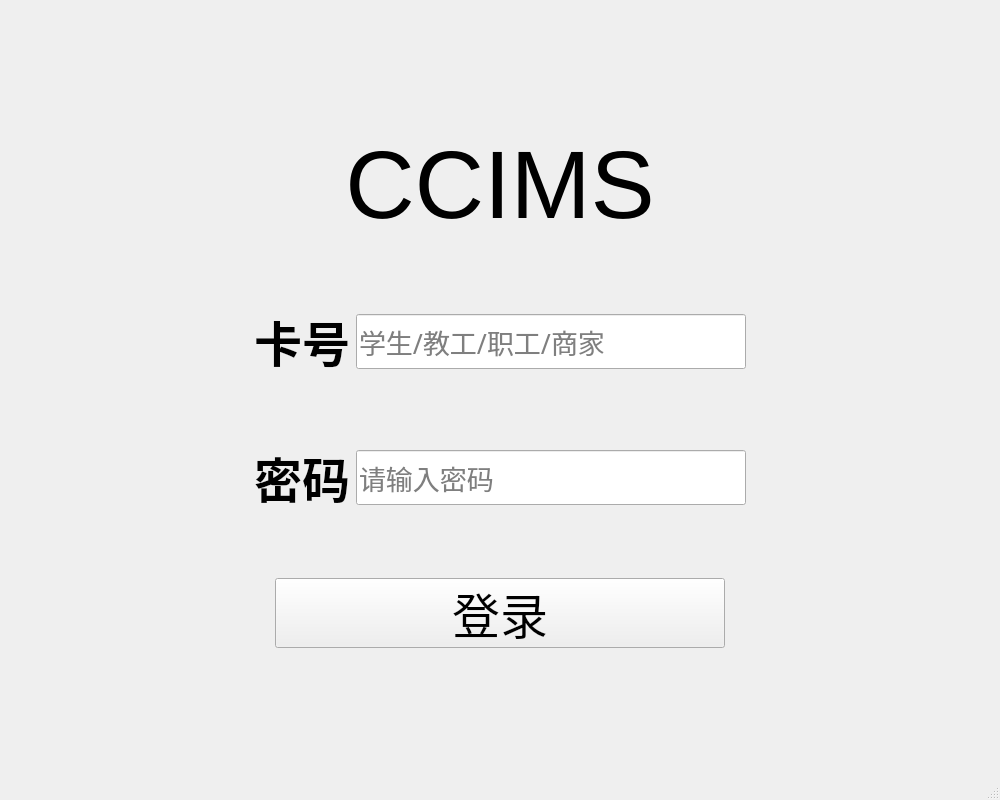
First picture: the form in mainwindow.ui, repository liuweiky/CCIMS, before the edit.
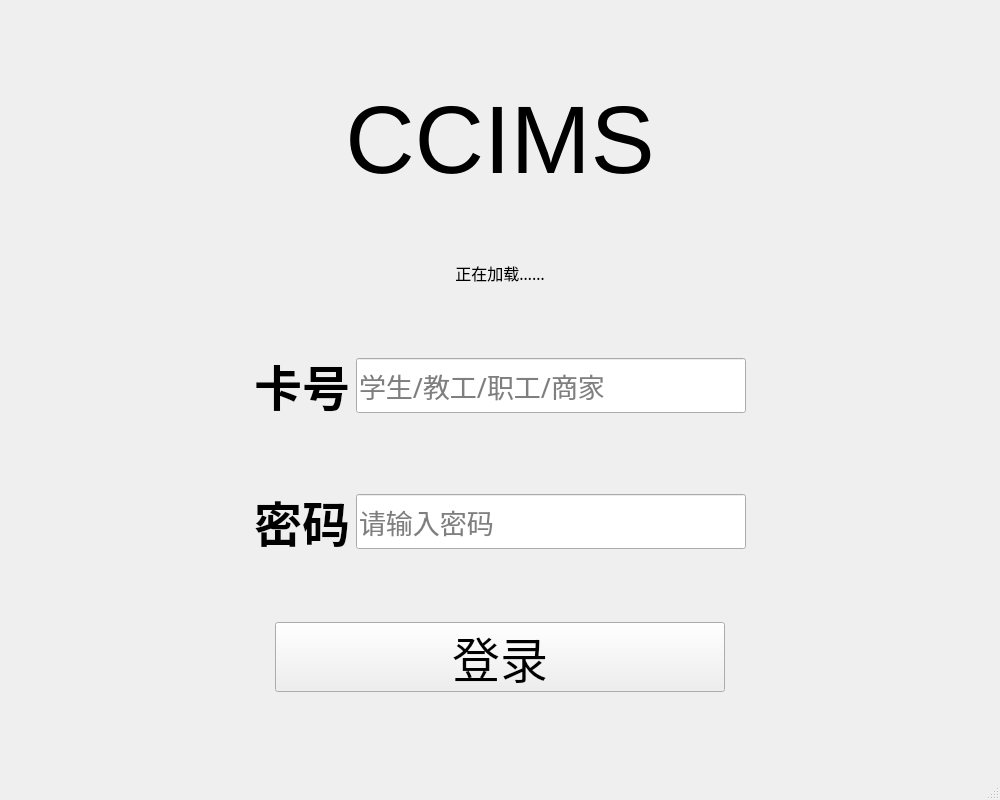
Second picture: the form after the edit.

Commit message: Cool loading interface!

Patch:
```diff
--- a/mainwindow.ui
+++ b/mainwindow.ui
@@ -83,7 +83,7 @@
         </property>
        </widget>
       </item>
-      <item row="1" column="0">
+      <item row="2" column="0">
        <layout class="QHBoxLayout" name="horizontalLayout">
         <item>
          <spacer name="horizontalSpacer_3">
@@ -156,80 +156,7 @@
         </item>
        </layout>
       </item>
-      <item row="2" column="0">
-       <layout class="QHBoxLayout" name="horizontalLayout_2">
-        <item>
-         <spacer name="horizontalSpacer_4">
-          <property name="orientation">
-           <enum>Qt::Horizontal</enum>
-          </property>
-          <property name="sizeHint" stdset="0">
-           <size>
-            <width>40</width>
-            <height>20</height>
-           </size>
-          </property>
-         </spacer>
-        </item>
-        <item>
-         <widget class="QLabel" name="label_2">
-          <property name="font">
-           <font>
-            <family>微软雅黑</family>
-            <pointsize>20</pointsize>
-            <weight>75</weight>
-            <bold>true</bold>
-           </font>
-          </property>
-          <property name="text">
-           <string>&lt;html&gt;&lt;head/&gt;&lt;body&gt;&lt;p&gt;&lt;span style=&quot; font-size:36pt;&quot;&gt;密码&lt;/span&gt;&lt;/p&gt;&lt;/body&gt;&lt;/html&gt;</string>
-          </property>
-         </widget>
-        </item>
-        <item>
-         <widget class="QLineEdit" name="PasswordLineEdit">
-          <property name="minimumSize">
-           <size>
-            <width>390</width>
-            <height>55</height>
-           </size>
-          </property>
-          <property name="maximumSize">
-           <size>
-            <width>390</width>
-            <height>55</height>
-           </size>
-          </property>
-          <property name="font">
-           <font>
-            <family>微软雅黑</family>
-            <pointsize>20</pointsize>
-           </font>
-          </property>
-          <property name="echoMode">
-           <enum>QLineEdit::Password</enum>
-          </property>
-          <property name="placeholderText">
-           <string>请输入密码</string>
-          </property>
-         </widget>
-        </item>
-        <item>
-         <spacer name="horizontalSpacer_6">
-          <property name="orientation">
-           <enum>Qt::Horizontal</enum>
-          </property>
-          <property name="sizeHint" stdset="0">
-           <size>
-            <width>40</width>
-            <height>20</height>
-           </size>
-          </property>
-         </spacer>
-        </item>
-       </layout>
-      </item>
-      <item row="3" column="0">
+      <item row="4" column="0">
        <layout class="QHBoxLayout" name="horizontalLayout_3">
         <item>
          <spacer name="horizontalSpacer">
@@ -290,6 +217,95 @@
         </item>
        </layout>
       </item>
+      <item row="3" column="0">
+       <layout class="QHBoxLayout" name="horizontalLayout_2">
+        <item>
+         <spacer name="horizontalSpacer_4">
+          <property name="orientation">
+           <enum>Qt::Horizontal</enum>
+          </property>
+          <property name="sizeHint" stdset="0">
+           <size>
+            <width>40</width>
+            <height>20</height>
+           </size>
+          </property>
+         </spacer>
+        </item>
+        <item>
+         <widget class="QLabel" name="label_2">
+          <property name="font">
+           <font>
+            <family>微软雅黑</family>
+            <pointsize>20</pointsize>
+            <weight>75</weight>
+            <bold>true</bold>
+           </font>
+          </property>
+          <property name="text">
+           <string>&lt;html&gt;&lt;head/&gt;&lt;body&gt;&lt;p&gt;&lt;span style=&quot; font-size:36pt;&quot;&gt;密码&lt;/span&gt;&lt;/p&gt;&lt;/body&gt;&lt;/html&gt;</string>
+          </property>
+         </widget>
+        </item>
+        <item>
+         <widget class="QLineEdit" name="PasswordLineEdit">
+          <property name="minimumSize">
+           <size>
+            <width>390</width>
+            <height>55</height>
+           </size>
+          </property>
+          <property name="maximumSize">
+           <size>
+            <width>390</width>
+            <height>55</height>
+           </size>
+          </property>
+          <property name="font">
+           <font>
+            <family>微软雅黑</family>
+            <pointsize>20</pointsize>
+           </font>
+          </property>
+          <property name="echoMode">
+           <enum>QLineEdit::Password</enum>
+          </property>
+          <property name="placeholderText">
+           <string>请输入密码</string>
+          </property>
+         </widget>
+        </item>
+        <item>
+         <spacer name="horizontalSpacer_6">
+          <property name="orientation">
+           <enum>Qt::Horizontal</enum>
+          </property>
+          <property name="sizeHint" stdset="0">
+           <size>
+            <width>40</width>
+            <height>20</height>
+           </size>
+          </property>
+         </spacer>
+        </item>
+       </layout>
+      </item>
+      <item row="1" column="0">
+       <widget class="QLabel" name="LoadStateLabel">
+        <property name="font">
+         <font>
+          <family>微软雅黑 Light</family>
+          <pointsize>12</pointsize>
+         </font>
+        </property>
+        <property name="text">
+         <string>正在加载……</string>
+        </property>
+        <property name="alignment">
+         <set>Qt::AlignCenter</set>
+        </property>
+       </widget>
+      </item>
      </layout>
     </item>
     <item row="1" column="2">
```
Left out of the diff: 2 changed lines with no effect on the pictures. The commit also changes 3 other files.
